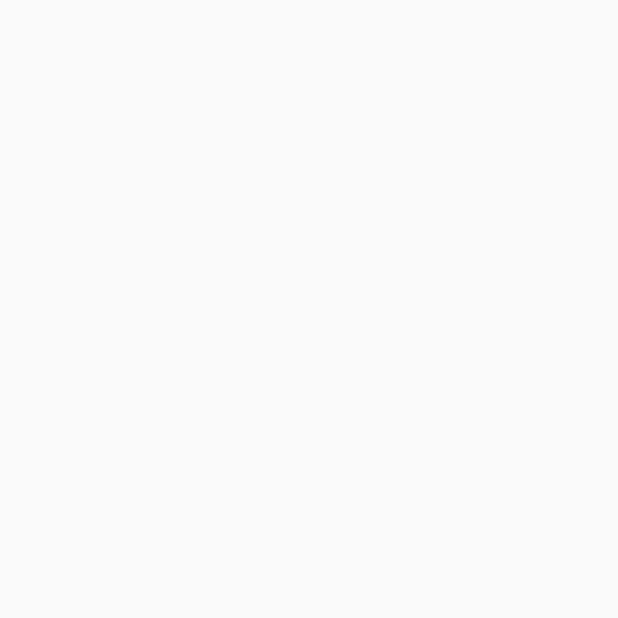
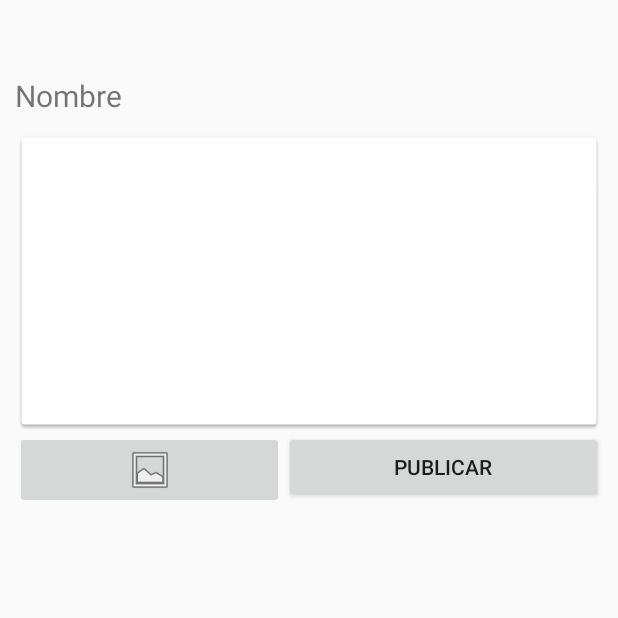
Before and after one commit to josumor18/Proyecto2-Moviles, an Android app: the NewPostActivity screen opened directly, with no data from a screen before it, on a phone screen of 412 x 824 dp, the top half of it. Before the commit the part shown is empty. Run offline under Robolectric (Android 15) with nearby library versions, the phone set to English and light mode, and no system bars.

Commit message:
Layouts Perfil Post

```diff
--- a/app/src/main/res/layout/activity_edit_profile.xml
+++ b/app/src/main/res/layout/activity_edit_profile.xml
@@ -91,7 +91,7 @@
             android:layout_width="match_parent"
             android:layout_height="wrap_content"
             android:layout_marginTop="10dp"
-            android:text="Contraseña"
+            android:text="Contraseña Actual"
             android:textSize="16sp" />
 
         <EditText
--- a/app/src/main/res/layout/activity_new_post.xml
+++ b/app/src/main/res/layout/activity_new_post.xml
@@ -6,4 +6,49 @@
     android:layout_height="match_parent"
     tools:context=".Business.NewPostActivity">
 
+    <LinearLayout
+        android:layout_width="match_parent"
+        android:layout_height="match_parent"
+        android:orientation="vertical"
+        android:paddingLeft="10dp"
+        android:paddingRight="10dp">
+
+        <TextView
+            android:id="@+id/txt_nombre"
+            android:layout_width="wrap_content"
+            android:layout_height="wrap_content"
+            android:layout_marginTop="50dp"
+            android:text="Nombre"
+            android:textSize="20sp" />
+
+        <EditText
+            android:id="@+id/edt_contenido"
+            android:layout_width="match_parent"
+            android:layout_height="200dp"
+            android:layout_marginTop="10dp"
+            android:background="@drawable/common_google_signin_btn_icon_light_normal_background"
+            android:ems="10"
+            android:inputType="textMultiLine" />
+
+        <LinearLayout
+            android:layout_width="match_parent"
+            android:layout_height="match_parent"
+            android:orientation="horizontal">
+
+            <ImageButton
+                android:id="@+id/imgbtn_imagen"
+                android:layout_width="wrap_content"
+                android:layout_height="wrap_content"
+                android:layout_weight="1"
+                app:srcCompat="@android:drawable/ic_menu_gallery" />
+
+            <Button
+                android:id="@+id/btn_publicar"
+                android:layout_width="wrap_content"
+                android:layout_height="wrap_content"
+                android:layout_weight="1"
+                android:text="Publicar" />
+        </LinearLayout>
+    </LinearLayout>
+
 </android.support.constraint.ConstraintLayout>
```
Also changed, not shown: app/src/main/res/layout/activity_profile.xml (+45 -0 lines), app/src/main/res/layout/activity_sign_up.xml (+10 -2 lines).
